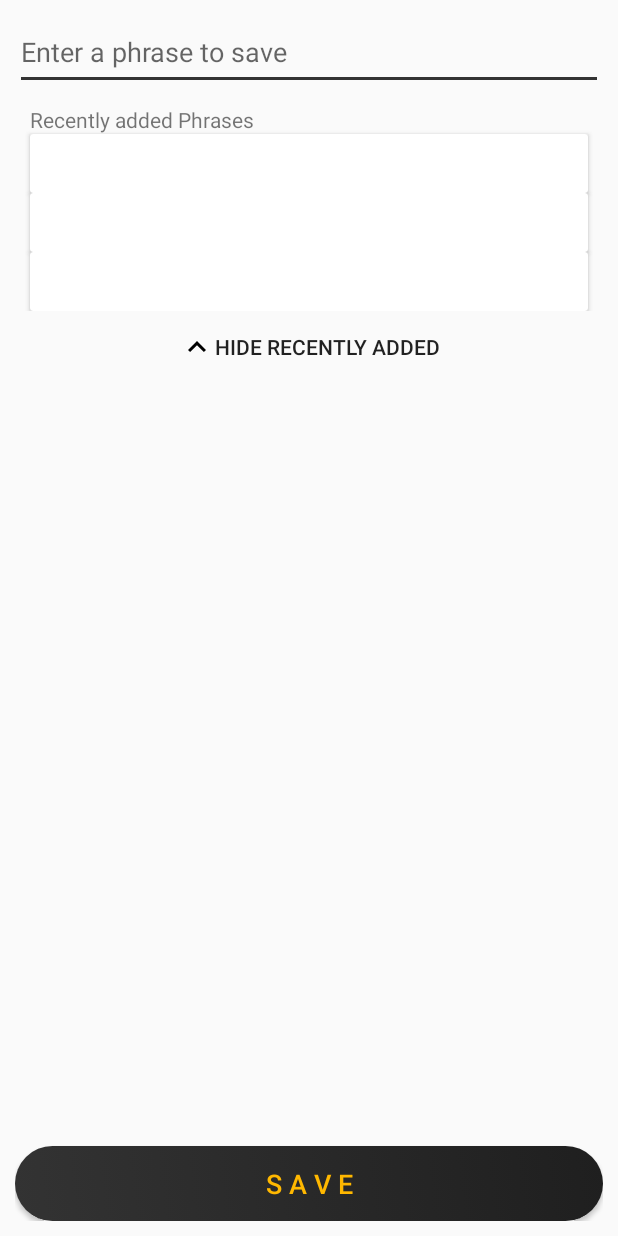
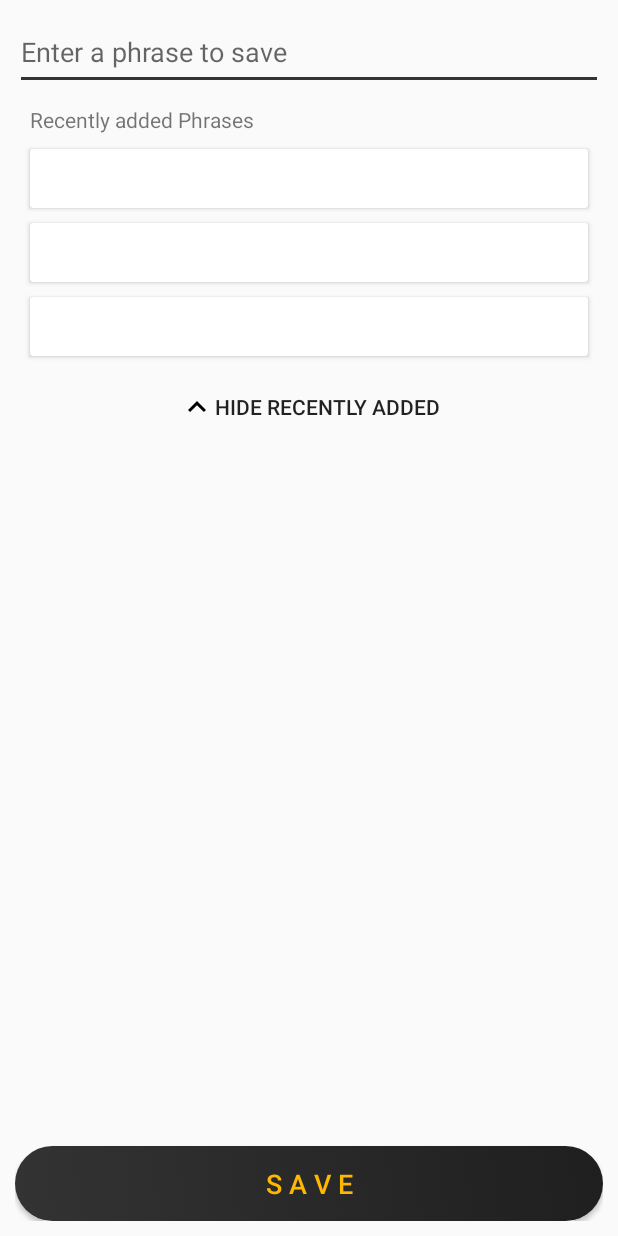
Before and after one commit to v15a1/Phraze, an Android app: the AddPhraseActivity screen opened directly, with no data from a screen before it, after a tap on "SHOW RECENTLY ADDED", on a phone screen of 412 x 824 dp. Run offline under Robolectric (Android 15) with nearby library versions, the phone set to English and light mode, and no system bars; 3 statements that could not run were skipped.

Commit message:
completed functionality of the AddPhraseActivity activity

```diff
--- a/Phraze/app/src/main/res/layout/activity_add_phrase.xml
+++ b/Phraze/app/src/main/res/layout/activity_add_phrase.xml
@@ -37,6 +37,7 @@
             android:id="@+id/recently_added_phrase_card_one"
             android:layout_width="match_parent"
             android:layout_height="0dp"
+            android:layout_marginTop="@dimen/default_layout_padding"
             android:layout_marginStart="@dimen/default_layout_padding"
             android:layout_marginEnd="@dimen/default_layout_padding"
             android:layout_weight="1"
@@ -56,6 +57,7 @@
             android:id="@+id/recently_added_phrase_card_two"
             android:layout_width="match_parent"
             android:layout_height="0dp"
+            android:layout_marginTop="@dimen/default_layout_padding"
             android:layout_marginStart="@dimen/default_layout_padding"
             android:layout_marginEnd="@dimen/default_layout_padding"
             android:layout_weight="1"
@@ -75,8 +77,7 @@
             android:id="@+id/recently_added_phrase_card_three"
             android:layout_width="match_parent"
             android:layout_height="0dp"
-            android:layout_marginStart="@dimen/default_layout_padding"
-            android:layout_marginEnd="@dimen/default_layout_padding"
+            android:layout_margin="@dimen/default_layout_padding"
             android:layout_weight="1"
             app:layout_constraintTop_toBottomOf="@+id/add_phrase_edittext"
             tools:layout_editor_absoluteX="10dp">
```
